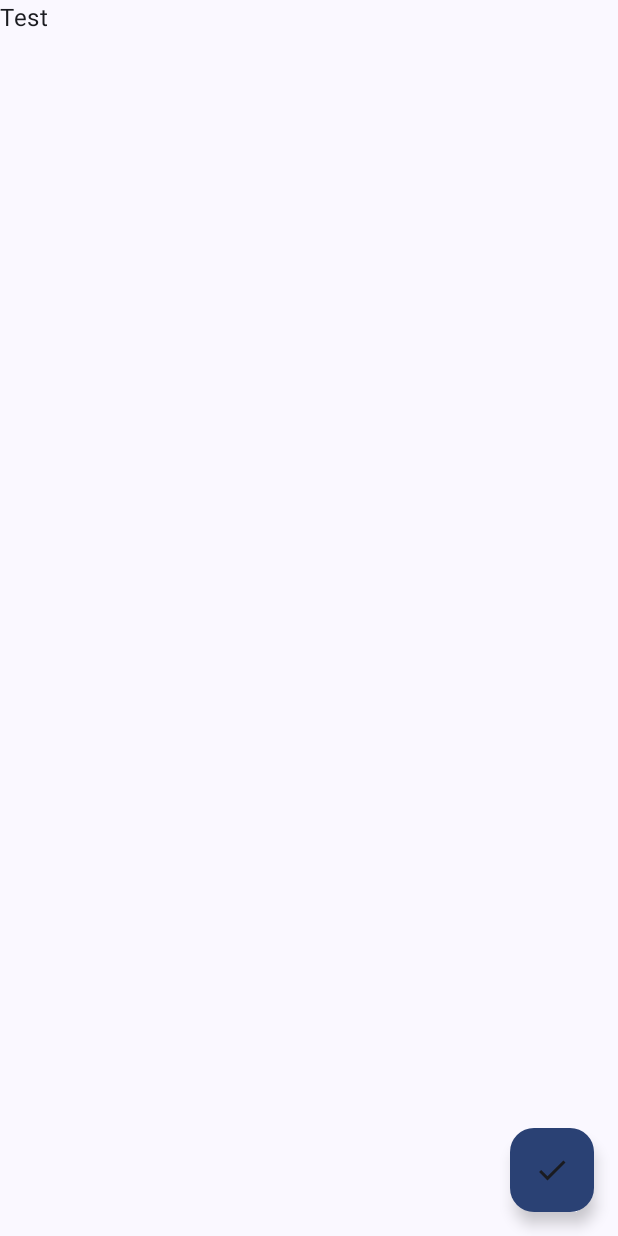
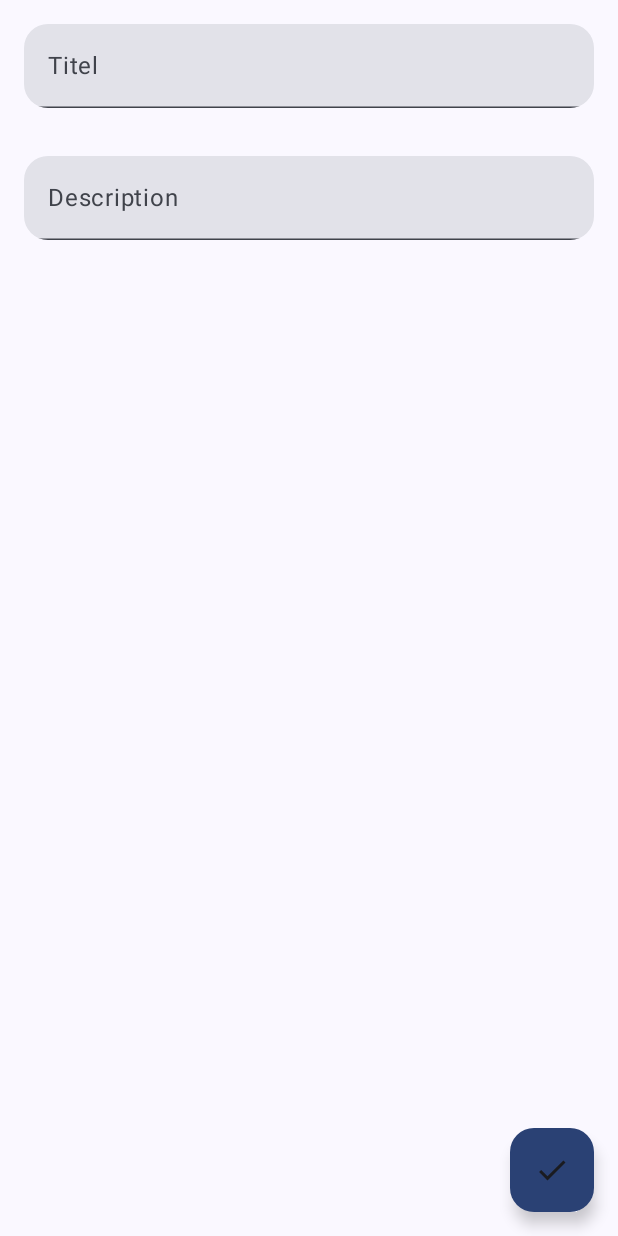
Before and after one commit to valbac/CalendarInertia, an Android app built with Jetpack Compose: the composable AddEditTaskScreen shown on its own in the app's theme, on a phone screen of 412 x 824 dp. Run offline under Robolectric (Android 15) with nearby library versions, the light colour scheme and no system bars; our stand-ins replace Dagger/Hilt's generated code, Room's generated code; libraries missing offline, so code that uses them is left out: com.ramcosta.composedestinations; 1 statement that could not run was skipped.

Commit message:
Added The "AddEditTaskScreen" functions (two Text Fields) to add Tasks in to the database. Added "TaskItem" Composable. Fixed Database List not showing in the Tasks window.

```diff
--- a/app/build.gradle.kts
+++ b/app/build.gradle.kts
@@ -21,6 +21,7 @@ android {
         vectorDrawables {
             useSupportLibrary = true
         }
+
     }
 
     buildTypes {
@@ -78,8 +79,8 @@ dependencies {
     ksp("io.github.raamcosta.compose-destinations:ksp:1.8.42-beta")
 
     // Room
-    implementation ("androidx.room:room-runtime:2.5.0")
-    ksp ("androidx.room:room-compiler:2.5.0")
+    implementation ("androidx.room:room-runtime:2.5.1")
+    ksp ("androidx.room:room-compiler:2.5.1")
 
     // Kotlin Extensions and Coroutines support for Room
     implementation ("androidx.room:room-ktx:2.5.0")
--- a/app/src/main/java/com/valbac/calendarinertia/feature_one/data/local/TheDatabase.kt
+++ b/app/src/main/java/com/valbac/calendarinertia/feature_one/data/local/TheDatabase.kt
@@ -6,7 +6,8 @@ import com.valbac.calendarinertia.feature_one.domain.model.TaskEntity
 
 @Database(
     entities = [TaskEntity::class],
-    version = 1
+    version = 1,
+    exportSchema = false
 )
 abstract class TheDatabase : RoomDatabase() {
     abstract val taskDao: TaskDao
--- a/app/src/main/java/com/valbac/calendarinertia/feature_one/presentation/add_edit_task/AddEditTaskScreen.kt
+++ b/app/src/main/java/com/valbac/calendarinertia/feature_one/presentation/add_edit_task/AddEditTaskScreen.kt
@@ -1,6 +1,11 @@
 package com.valbac.calendarinertia.feature_one.presentation.add_edit_task
 
 import android.annotation.SuppressLint
+import androidx.compose.foundation.layout.Column
+import androidx.compose.foundation.layout.fillMaxSize
+import androidx.compose.foundation.layout.fillMaxWidth
+import androidx.compose.foundation.layout.padding
+import androidx.compose.foundation.shape.RoundedCornerShape
 import androidx.compose.material.icons.Icons
 import androidx.compose.material.icons.filled.Done
 import androidx.compose.material3.ExperimentalMaterial3Api
@@ -11,9 +16,12 @@ import androidx.compose.material3.Scaffold
 import androidx.compose.material3.SnackbarHost
 import androidx.compose.material3.SnackbarHostState
 import androidx.compose.material3.Text
+import androidx.compose.material3.TextField
 import androidx.compose.runtime.Composable
 import androidx.compose.runtime.remember
-import androidx.compose.runtime.rememberCoroutineScope
+import androidx.compose.ui.Modifier
+import androidx.compose.ui.draw.clip
+import androidx.compose.ui.unit.dp
 import androidx.hilt.navigation.compose.hiltViewModel
 import com.ramcosta.composedestinations.annotation.Destination
 import com.ramcosta.composedestinations.navigation.DestinationsNavigator
@@ -23,17 +31,18 @@ import com.ramcosta.composedestinations.navigation.DestinationsNavigator
 @Destination
 @Composable
 fun AddEditTaskScreen(
-    //navigator: DestinationsNavigator,
+    navigator: DestinationsNavigator,
     viewModel: AddEditTaskViewModel = hiltViewModel()
 ) {
     val snackbarHostState = remember { SnackbarHostState() }
-    //val scope = rememberCoroutineScope()
+    val state = viewModel.state
 
     Scaffold(
         floatingActionButton = {
             FloatingActionButton(
                 onClick = {
                     viewModel.onEvent(AddEditTaskEvent.SaveTask)
+                    navigator.popBackStack()
                 },
                 containerColor = MaterialTheme.colorScheme.primary
             ) {
@@ -46,6 +55,30 @@ fun AddEditTaskScreen(
         },
         snackbarHost = { SnackbarHost(snackbarHostState) }
     ) {
-        Text(text = "Test")
+
+        Column(
+            modifier = Modifier.fillMaxSize()
+        ) {
+            TextField(
+                value = state.value.title,
+                onValueChange = { viewModel.onEvent(AddEditTaskEvent.SetTitle(it)) },
+                label = { Text("Titel") },
+                placeholder = { Text("Titel...") },
+                modifier = Modifier
+                    .fillMaxWidth()
+                    .padding(16.dp)
+                    .clip(RoundedCornerShape(16.dp))
+            )
+            TextField(
+                value = state.value.description,
+                onValueChange = { viewModel.onEvent(AddEditTaskEvent.SetDescription(it)) },
+                label = { Text("Description") },
+                placeholder = { Text("Description...") },
+                modifier = Modifier
+                    .fillMaxWidth()
+                    .padding(16.dp)
+                    .clip(RoundedCornerShape(16.dp))
+            )
+        }
     }
 }
--- a/app/src/main/java/com/valbac/calendarinertia/feature_one/presentation/add_edit_task/AddEditTaskViewModel.kt
+++ b/app/src/main/java/com/valbac/calendarinertia/feature_one/presentation/add_edit_task/AddEditTaskViewModel.kt
@@ -20,7 +20,8 @@ class AddEditTaskViewModel @Inject constructor(
 
     fun onEvent(event: AddEditTaskEvent) {
         when (event) {
-            AddEditTaskEvent.SaveTask -> {
+            is AddEditTaskEvent.SaveTask -> {
+
                 val title = state.value.title
                 val description = state.value.description
 
--- a/app/src/main/java/com/valbac/calendarinertia/feature_one/presentation/calendar/CalendarMonthScreen.kt
+++ b/app/src/main/java/com/valbac/calendarinertia/feature_one/presentation/calendar/CalendarMonthScreen.kt
@@ -66,7 +66,7 @@ fun CalendarMonthScreen(
                 Day(
                     day = day,
                     isToday = day.position == DayPosition.MonthDate && day.date == today,
-                    isSelected = selectedDate == day.date) { day ->
+                    isSelected = selectedDate == day.date) {day ->
                     selectedDate = if (selectedDate == day.date) null else day.date
                 }
             },
--- a/app/src/main/java/com/valbac/calendarinertia/feature_one/presentation/settings/SettingsScreen.kt
+++ b/app/src/main/java/com/valbac/calendarinertia/feature_one/presentation/settings/SettingsScreen.kt
@@ -8,18 +8,16 @@ import androidx.compose.runtime.Composable
 import androidx.compose.ui.Alignment
 import androidx.compose.ui.Modifier
 import com.ramcosta.composedestinations.annotation.Destination
-import com.ramcosta.composedestinations.navigation.DestinationsNavigator
 
 @Destination
 @Composable
 fun SettingsScreen(
-    navigator: DestinationsNavigator
 ) {
     Column (
         modifier = Modifier.fillMaxSize(),
         verticalArrangement = Arrangement.Center,
         horizontalAlignment = Alignment.CenterHorizontally
-    ){
+    ) {
         Text(text = "Settings Screen")
     }
 }
```
Also changed, not shown: app/src/main/java/com/valbac/calendarinertia/feature_one/presentation/task/TaskInfoScreen.kt (+14 -36 lines), app/src/main/java/com/valbac/calendarinertia/feature_one/presentation/task/TaskItem.kt (added, +46 -0 lines), app/src/main/java/com/valbac/calendarinertia/feature_one/presentation/task/TaskViewModel.kt (+5 -2 lines).
